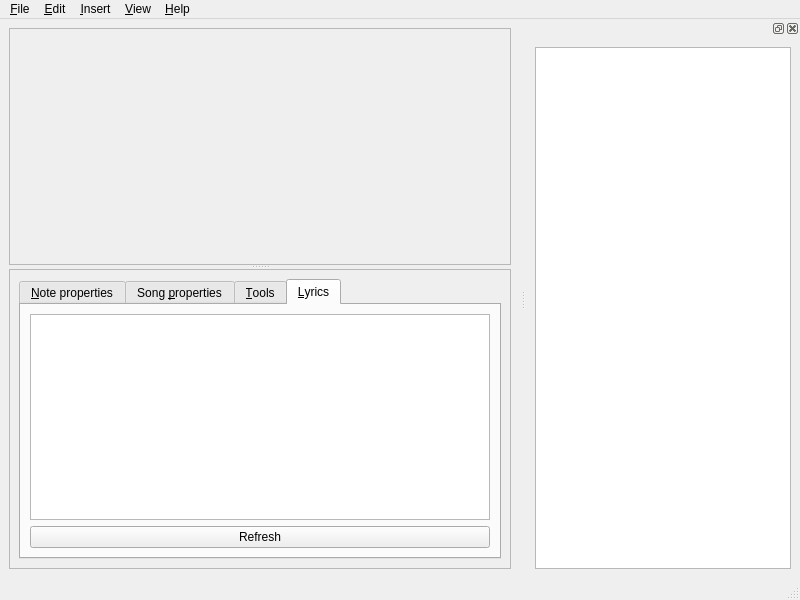
Old version of the form editor.ui in the repository performous/composer.
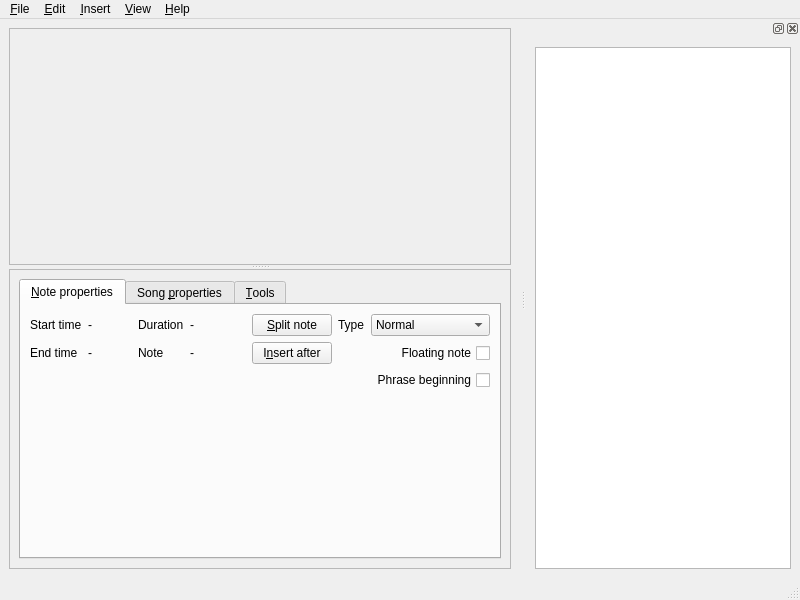
New version of the form. The open tabs and pages were chosen to show the change.

Commit message: Removed Lyrics-tab: Not really useful and may confuse users.

Patch:
```diff
--- a/editor.ui
+++ b/editor.ui
@@ -474,36 +474,6 @@
             </item>
            </layout>
           </widget>
-          <widget class="QWidget" name="tabLyrics">
-           <attribute name="title">
-            <string>&amp;Lyrics</string>
-           </attribute>
-           <layout class="QGridLayout" name="gridLayout_7">
-            <item row="1" column="0">
-             <widget class="QPushButton" name="cmdRefreshLyrics">
-              <property name="text">
-               <string>Refresh</string>
-              </property>
-             </widget>
-            </item>
-            <item row="0" column="0">
-             <widget class="QTextEdit" name="textEditLyrics">
-              <property name="enabled">
-               <bool>true</bool>
-              </property>
-              <property name="sizePolicy">
-               <sizepolicy hsizetype="Expanding" vsizetype="Expanding">
-                <horstretch>0</horstretch>
-                <verstretch>0</verstretch>
-               </sizepolicy>
-              </property>
-              <property name="autoFillBackground">
-               <bool>false</bool>
-              </property>
-             </widget>
-            </item>
-           </layout>
-          </widget>
          </widget>
         </item>
        </layout>
```
Left out of the diff: 2 changed lines with no effect on the pictures. The commit also changes 2 other files.
